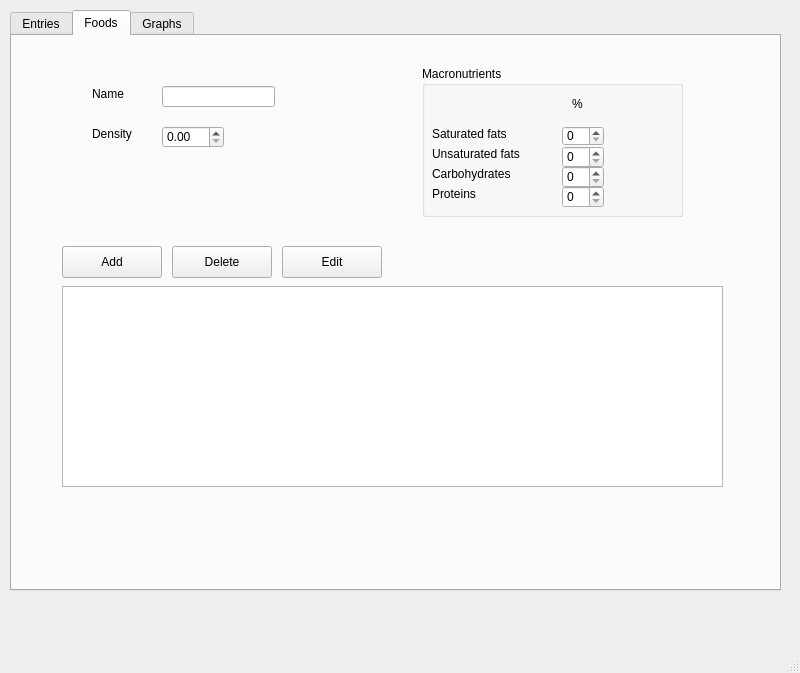
First picture: the form in src/mainwindow.ui, repository MaGnaFlo/MacroCount, before the edit.
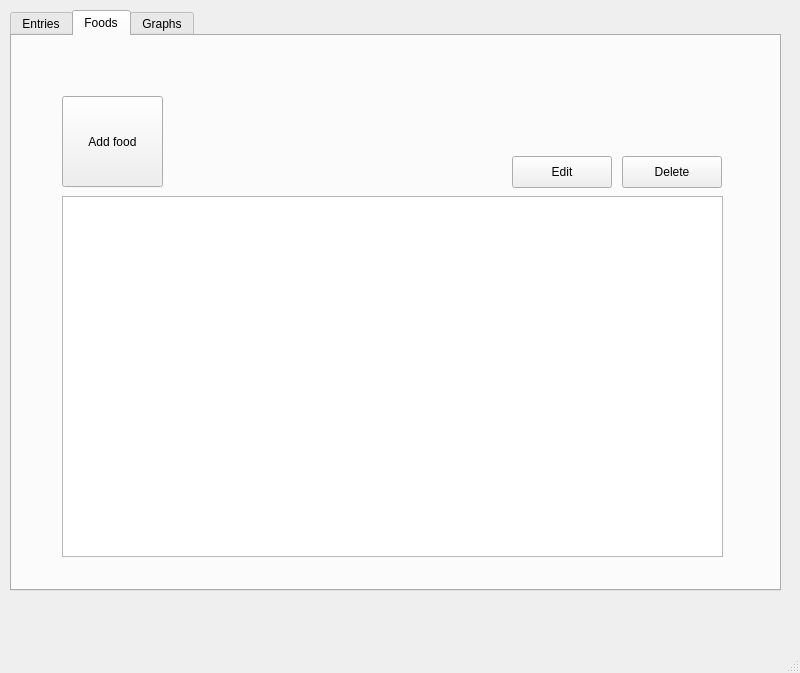
Second picture: the form after the edit. Custom widgets are drawn as their Qt base class.

Commit message: enabled deletion, edition of foods

Diff of the .ui file:
```diff
--- a/src/mainwindow.ui
+++ b/src/mainwindow.ui
@@ -152,182 +152,13 @@
      <attribute name="title">
       <string>Foods</string>
      </attribute>
-     <widget class="QGroupBox" name="macronutrientsGroup">
-      <property name="geometry">
-       <rect>
-        <x>410</x>
-        <y>30</y>
-        <width>261</width>
-        <height>151</height>
-       </rect>
-      </property>
-      <property name="font">
-       <font>
-        <bold>false</bold>
-       </font>
-      </property>
-      <property name="title">
-       <string>Macronutrients</string>
-      </property>
-      <widget class="QLabel" name="lblPer">
-       <property name="geometry">
-        <rect>
-         <x>150</x>
-         <y>30</y>
-         <width>16</width>
-         <height>16</height>
-        </rect>
-       </property>
-       <property name="text">
-        <string>%</string>
-       </property>
-      </widget>
-      <widget class="QLabel" name="lblProteins">
-       <property name="geometry">
-        <rect>
-         <x>10</x>
-         <y>120</y>
-         <width>101</width>
-         <height>16</height>
-        </rect>
-       </property>
-       <property name="text">
-        <string>Proteins</string>
-       </property>
-      </widget>
-      <widget class="QLabel" name="lblCarbs">
-       <property name="geometry">
-        <rect>
-         <x>10</x>
-         <y>100</y>
-         <width>101</width>
-         <height>16</height>
-        </rect>
-       </property>
-       <property name="text">
-        <string>Carbohydrates</string>
-       </property>
-      </widget>
-      <widget class="QSpinBox" name="spinCarbsPerc">
-       <property name="geometry">
-        <rect>
-         <x>140</x>
-         <y>100</y>
-         <width>42</width>
-         <height>22</height>
-        </rect>
-       </property>
-      </widget>
-      <widget class="QSpinBox" name="spinProtPerc">
-       <property name="geometry">
-        <rect>
-         <x>140</x>
-         <y>120</y>
-         <width>42</width>
-         <height>22</height>
-        </rect>
-       </property>
-      </widget>
-      <widget class="QSpinBox" name="spinSatFatPerc">
-       <property name="geometry">
-        <rect>
-         <x>140</x>
-         <y>60</y>
-         <width>42</width>
-         <height>20</height>
-        </rect>
-       </property>
-      </widget>
-      <widget class="QSpinBox" name="spinUnsatFatPerc">
-       <property name="geometry">
-        <rect>
-         <x>140</x>
-         <y>80</y>
-         <width>42</width>
-         <height>22</height>
-        </rect>
-       </property>
-      </widget>
-      <widget class="QLabel" name="lblUnsatFat">
-       <property name="geometry">
-        <rect>
-         <x>10</x>
-         <y>80</y>
-         <width>101</width>
-         <height>16</height>
-        </rect>
-       </property>
-       <property name="text">
-        <string>Unsaturated fats</string>
-       </property>
-      </widget>
-      <widget class="QLabel" name="lblSatFat">
-       <property name="geometry">
-        <rect>
-         <x>10</x>
-         <y>60</y>
-         <width>91</width>
-         <height>16</height>
-        </rect>
-       </property>
-       <property name="text">
-        <string>Saturated fats</string>
-       </property>
-      </widget>
-     </widget>
-     <widget class="QLabel" name="lblDensity">
-      <property name="geometry">
-       <rect>
-        <x>80</x>
-        <y>90</y>
-        <width>81</width>
-        <height>16</height>
-       </rect>
-      </property>
-      <property name="text">
-       <string>Density</string>
-      </property>
-     </widget>
-     <widget class="QDoubleSpinBox" name="spinDensity">
-      <property name="geometry">
-       <rect>
-        <x>150</x>
-        <y>90</y>
-        <width>62</width>
-        <height>22</height>
-       </rect>
-      </property>
-     </widget>
-     <widget class="QLabel" name="lblFoodName">
-      <property name="geometry">
-       <rect>
-        <x>80</x>
-        <y>50</y>
-        <width>58</width>
-        <height>16</height>
-       </rect>
-      </property>
-      <property name="text">
-       <string>Name</string>
-      </property>
-     </widget>
-     <widget class="QLineEdit" name="lineEditFoodName">
-      <property name="geometry">
-       <rect>
-        <x>150</x>
-        <y>50</y>
-        <width>113</width>
-        <height>21</height>
-       </rect>
-      </property>
-     </widget>
      <widget class="FoodTable" name="tableFood">
       <property name="geometry">
        <rect>
         <x>50</x>
-        <y>250</y>
+        <y>160</y>
         <width>661</width>
-        <height>201</height>
+        <height>361</height>
        </rect>
       </property>
      </widget>
@@ -335,20 +166,20 @@
       <property name="geometry">
        <rect>
         <x>50</x>
-        <y>210</y>
-        <width>100</width>
-        <height>32</height>
+        <y>60</y>
+        <width>101</width>
+        <height>91</height>
        </rect>
       </property>
       <property name="text">
-       <string>Add</string>
+       <string>Add food</string>
       </property>
      </widget>
      <widget class="QPushButton" name="btnDeleteFood">
       <property name="geometry">
        <rect>
-        <x>160</x>
-        <y>210</y>
+        <x>610</x>
+        <y>120</y>
         <width>100</width>
         <height>32</height>
        </rect>
@@ -360,8 +191,8 @@
      <widget class="QPushButton" name="btnEditFood">
       <property name="geometry">
        <rect>
-        <x>270</x>
-        <y>210</y>
+        <x>500</x>
+        <y>120</y>
         <width>100</width>
         <height>32</height>
        </rect>
```
The commit also changes 6 other files.
